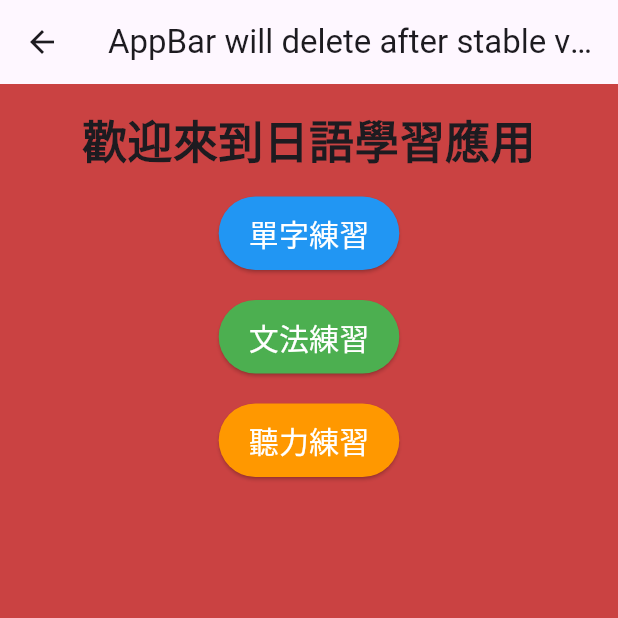
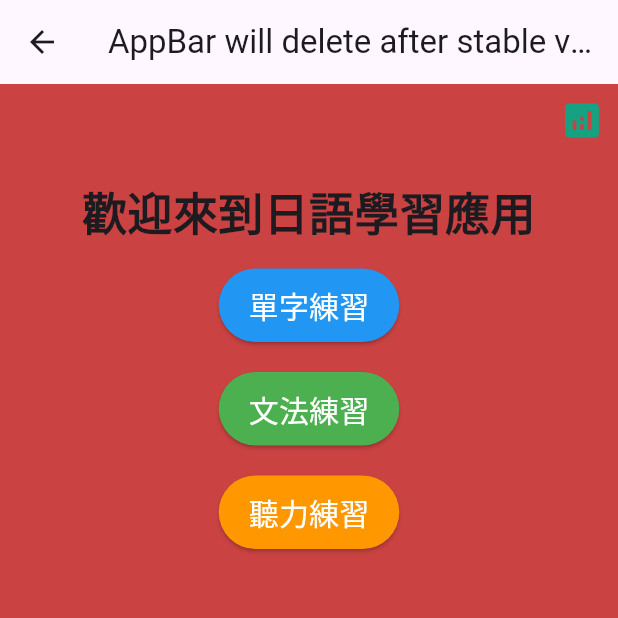
Before and after one commit to xiaomingtseng/study_japanese_app, a Flutter app: the HomeScreen screen opened by its route, on a phone screen of 412 x 824 dp, the top half of it. Run offline on Flutter 3.47's test engine with Material 3 defaults, Android fonts, the phone set to English and light mode, and no system bars.

Commit message:
[feature] 有一個學習數據分析的頁面

```diff
--- a/lib/core/home_screen.dart
+++ b/lib/core/home_screen.dart
@@ -14,6 +14,17 @@ class HomeScreen extends StatelessWidget {
         child: Column(
           mainAxisAlignment: MainAxisAlignment.spaceBetween,
           children: [
+            // user analysis area
+            Align(
+              alignment: Alignment.topRight,
+              child: IconButton(
+                icon: const Icon(Icons.analytics, size: 30),
+                color: const Color.fromARGB(255, 23, 161, 131),
+                onPressed: () {
+                  Navigator.pushNamed(context, '/userAnalysis');
+                },
+              ),
+            ),
             //title area
             const Padding(
               padding: EdgeInsets.all(16.0),
--- a/lib/main.dart
+++ b/lib/main.dart
@@ -3,6 +3,7 @@ import 'core/home_screen.dart';
 import 'features/word_practice_screen.dart';
 import 'features/grammar_practice_screen.dart';
 import 'features/listening_practice_screen.dart';
+import 'features/user_analysis_screen.dart';
 
 void main() {
   runApp(const MainApp());
@@ -21,6 +22,7 @@ class MainApp extends StatelessWidget {
         '/wordPractice': (context) => const WordPracticeScreen(),
         '/grammarPractice': (context) => const GrammarPracticeScreen(),
         '/listeningPractice': (context) => const ListeningPracticeScreen(),
+        '/userAnalysis': (context) => const UserAnalysisScreen(),
       },
       theme: ThemeData(primarySwatch: Colors.red),
       debugShowCheckedModeBanner: false,
```
Also changed, not shown: lib/features/user_analysis_screen.dart (added, +15 -0 lines).
